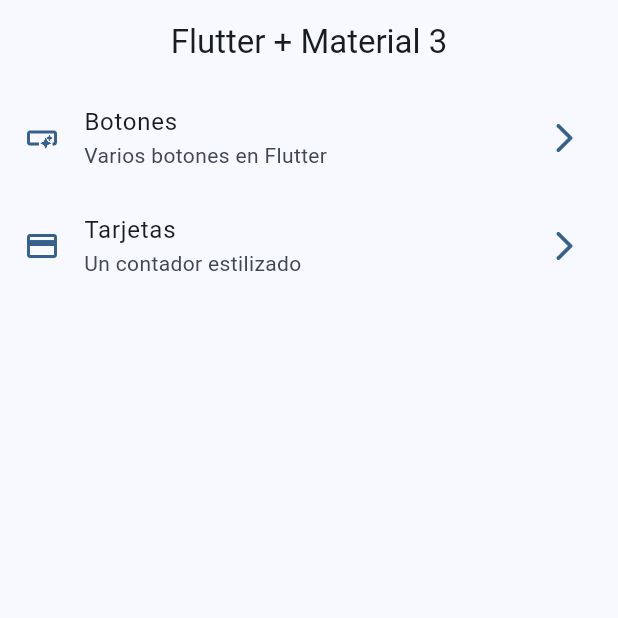
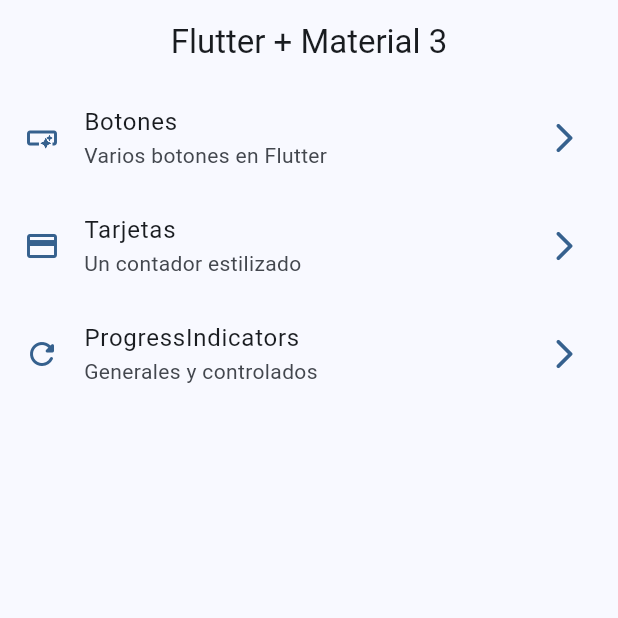
Before and after one commit to Corix5/widgets_app_flutter, a Flutter app: the screen it shows after launch, on a phone screen of 412 x 824 dp, the top half of it. Run offline on Flutter 3.47's test engine with Material 3 defaults, Android fonts, the phone set to English and light mode, and no system bars; our stand-ins replace go_router.

Commit message:
Progress indicators terminado

```diff
--- a/lib/config/router/app_router.dart
+++ b/lib/config/router/app_router.dart
@@ -21,5 +21,10 @@ final appRouter = GoRouter(
       name: CardsScreen.name,
       builder: (context, state) => CardsScreen(),
     ),
+    GoRoute(
+      path: '/progress',
+      name: ProgressScreen.name,
+      builder: (context, state) => ProgressScreen(),
+    ),
   ],
 );
--- a/lib/config/theme/menu/menu_items.dart
+++ b/lib/config/theme/menu/menu_items.dart
@@ -22,5 +22,11 @@ class MenuItems {
     link: '/cards',
     icon: Icons.credit_card
   ),
+  MenuItems(
+    title: 'ProgressIndicators',
+    subtitle: 'Generales y controlados',
+    link: '/progress',
+    icon: Icons.refresh_rounded
+  ),
 
 ];
```
Also changed, not shown: lib/presentation/screens/progress/progress_screen.dart (+60 -1 lines).
